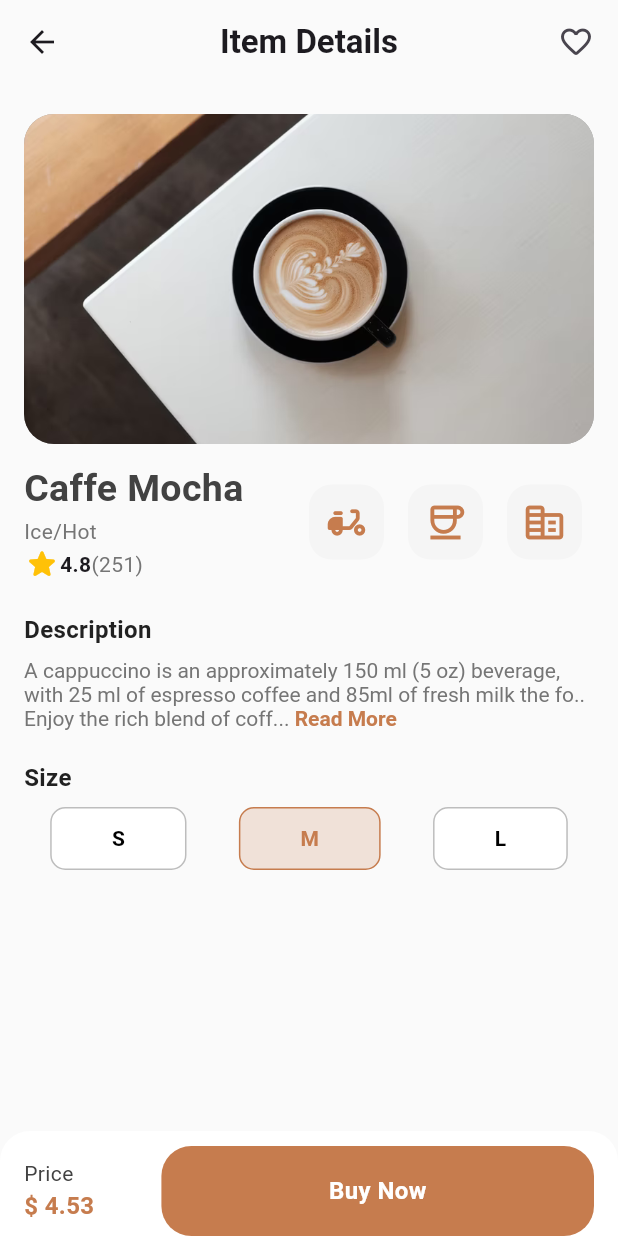
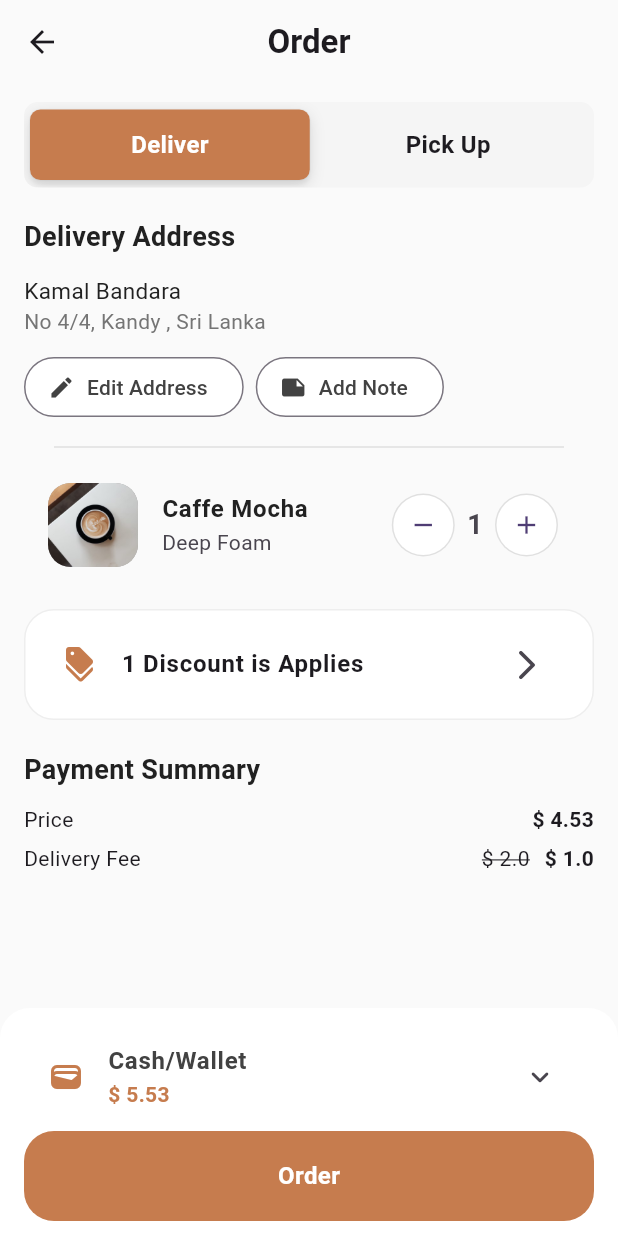
Before and after one commit to VishishtaDilsara/coffee-shop-mobile-app, a Flutter app: the ItemViewScreen screen opened directly, after a tap on "Buy Now", on a phone screen of 412 x 824 dp. Run offline on Flutter 3.47's test engine with Material 3 defaults, Android fonts, the phone set to English and light mode, and no system bars.

Commit message:
Order Screen created

```diff
--- a/lib/screens/item_view.dart
+++ b/lib/screens/item_view.dart
@@ -1,4 +1,5 @@
 import 'package:coffee_shop/components/custom_button.dart';
+import 'package:coffee_shop/screens/order_screen.dart';
 import 'package:coffee_shop/utils/custom_colors.dart';
 import 'package:flutter/material.dart';
 
@@ -64,7 +65,15 @@ class _ItemViewScreenState extends State<ItemViewScreen> {
                 ),
                 SizedBox(
                   width: size.width * 0.7,
-                  child: CustomButton(text: 'Buy Now', onTap: () {}),
+                  child: CustomButton(
+                    text: 'Buy Now',
+                    onTap: () {
+                      Navigator.push(
+                        context,
+                        MaterialPageRoute(builder: (context) => OrderScreen()),
+                      );
+                    },
+                  ),
                 ),
               ],
             ),
@@ -96,7 +105,7 @@ class _ItemViewScreenState extends State<ItemViewScreen> {
                   crossAxisAlignment: CrossAxisAlignment.start,
                   children: [
                     Text(
-                      'Caffe Mocha',
+                      'Caffe Mochad',
                       style: TextStyle(
                         fontWeight: FontWeight.bold,
                         fontSize: 25,
--- /dev/null
+++ b/lib/screens/order_screen.dart
@@ -0,0 +1,262 @@
+import 'package:coffee_shop/components/custom_button.dart';
+import 'package:coffee_shop/utils/custom_colors.dart';
+import 'package:flutter/cupertino.dart';
+import 'package:flutter/material.dart';
+
+class OrderScreen extends StatefulWidget {
+  const OrderScreen({super.key});
+
+  @override
+  State<OrderScreen> createState() => _OrderScreenState();
+}
+
+class _OrderScreenState extends State<OrderScreen> {
+  @override
+  Widget build(BuildContext context) {
+    return Scaffold(
+      backgroundColor: Colors.grey.shade50,
+      appBar: AppBar(
+        backgroundColor: Colors.grey.shade50,
+        title: Text('Order', style: TextStyle(fontWeight: FontWeight.bold)),
+        centerTitle: true,
+      ),
+      bottomNavigationBar: Container(
+        padding: EdgeInsets.only(top: 10, bottom: 10),
+        decoration: BoxDecoration(
+          color: Colors.white,
+          borderRadius: BorderRadius.only(
+            topLeft: Radius.circular(20),
+            topRight: Radius.circular(20),
+          ),
+        ),
+        child: SafeArea(
+          child: Padding(
+            padding: const EdgeInsets.symmetric(horizontal: 16),
+            child: Column(
+              mainAxisSize: MainAxisSize.min,
+              children: [
+                ListTile(
+                  leading: Icon(Icons.wallet, color: CustomColors.primaryColor),
+                  title: Text(
+                    'Cash/Wallet',
+                    style: TextStyle(
+                      fontWeight: FontWeight.bold,
+                      color: Colors.grey.shade800,
+                    ),
+                  ),
+                  subtitle: Text(
+                    '\$ 5.53',
+                    style: TextStyle(
+                      color: CustomColors.primaryColor,
+                      fontWeight: FontWeight.bold,
+                    ),
+                  ),
+                  trailing: Icon(Icons.keyboard_arrow_down_rounded),
+                ),
+                CustomButton(text: 'Order', onTap: () {}),
+              ],
+            ),
+          ),
+        ),
+      ),
+      body: Padding(
+        padding: const EdgeInsets.symmetric(horizontal: 16, vertical: 12),
+        child: Column(
+          crossAxisAlignment: CrossAxisAlignment.start,
+          children: [
+            SizedBox(
+              width: double.infinity,
+              child: CupertinoSlidingSegmentedControl(
+                padding: EdgeInsetsGeometry.all(5),
+                thumbColor: CustomColors.primaryColor,
+                groupValue: 0,
+                backgroundColor: Colors.grey.shade100,
+                children: {
+                  0: Padding(
+                    padding: EdgeInsetsGeometry.symmetric(vertical: 12),
+                    child: Text(
+                      'Deliver',
+                      style: TextStyle(
+                        color: Colors.white,
+                        fontWeight: FontWeight.bold,
+                        fontSize: 16,
+                      ),
+                    ),
+                  ),
+                  1: Text(
+                    'Pick Up',
+                    style: TextStyle(fontWeight: FontWeight.w600, fontSize: 16),
+                  ),
+                },
+                onValueChanged: (value) {},
+              ),
+            ),
+            SizedBox(height: 20),
+            Text(
+              'Delivery Address',
+              style: TextStyle(
+                color: Colors.grey.shade900,
+                fontWeight: FontWeight.w600,
+                fontSize: 18,
+              ),
+            ),
+            SizedBox(height: 12),
+            Text(
+              'Kamal Bandara',
+              style: TextStyle(color: Colors.grey.shade900, fontSize: 15),
+            ),
+            Text(
+              'No 4/4, Kandy , Sri Lanka',
+              style: TextStyle(color: Colors.grey.shade600),
+            ),
+            SizedBox(height: 10),
+            Row(
+              children: [
+                OutlinedButton.icon(
+                  onPressed: () {},
+                  label: Text(
+                    'Edit Address',
+                    style: TextStyle(color: Colors.grey.shade800),
+                  ),
+                  icon: Icon(Icons.edit, color: Colors.grey.shade800),
+                  style: ButtonStyle(
+                    backgroundColor: WidgetStatePropertyAll(Colors.white),
+                  ),
+                ),
+                SizedBox(width: 8),
+                OutlinedButton.icon(
+                  onPressed: () {},
+                  label: Text(
+                    'Add Note',
+                    style: TextStyle(color: Colors.grey.shade800),
+                  ),
+                  icon: Icon(Icons.note, color: Colors.grey.shade800),
+                  style: ButtonStyle(
+                    backgroundColor: WidgetStatePropertyAll(Colors.white),
+                  ),
+                ),
+              ],
+            ),
+            Padding(
+              padding: const EdgeInsets.symmetric(horizontal: 20, vertical: 8),
+              child: Divider(color: Colors.grey.shade300),
+            ),
+            ListTile(
+              leading: Container(
+                height: 60,
+                width: 60,
+                decoration: BoxDecoration(
+                  color: Colors.grey,
+                  borderRadius: BorderRadius.circular(15),
+                  image: DecorationImage(
+                    image: AssetImage('assets/images/1.png'),
+                    fit: BoxFit.cover,
+                  ),
+                ),
+              ),
+              title: Text(
+                'Caffe Mocha',
+                style: TextStyle(
+                  color: Colors.grey.shade900,
+                  fontWeight: FontWeight.bold,
+                ),
+              ),
+              subtitle: Text('Deep Foam'),
+              trailing: Row(
+                mainAxisSize: MainAxisSize.min,
+                children: [
+                  CircleAvatar(
+                    backgroundColor: Colors.grey.shade300,
+                    radius: 21,
+                    child: CircleAvatar(
+                      radius: 20,
+                      backgroundColor: Colors.white,
+                      child: Icon(Icons.remove, size: 20),
+                    ),
+                  ),
+                  Padding(
+                    padding: const EdgeInsets.all(8.0),
+                    child: Text(
+                      '1',
+                      style: TextStyle(
+                        fontWeight: FontWeight.bold,
+                        fontSize: 18,
+                      ),
+                    ),
+                  ),
+                  CircleAvatar(
+                    backgroundColor: Colors.grey.shade300,
+                    radius: 21,
+                    child: CircleAvatar(
+                      radius: 20,
+                      backgroundColor: Colors.white,
+                      child: Icon(Icons.add, size: 20),
+                    ),
+                  ),
+                ],
+              ),
+            ),
+            SizedBox(height: 20),
+            Container(
+              padding: EdgeInsets.all(8),
+              decoration: BoxDecoration(
+                color: Colors.white,
+                borderRadius: BorderRadius.all(Radius.circular(20)),
+                border: Border.all(color: Colors.grey.shade200),
+              ),
+              child: ListTile(
+                leading: Icon(
+                  Icons.discount_rounded,
+                  color: CustomColors.primaryColor,
+                ),
+                title: Text(
+                  '1 Discount is Applies',
+                  style: TextStyle(fontWeight: FontWeight.w600),
+                ),
+                trailing: Icon(Icons.arrow_forward_ios_rounded),
+              ),
+            ),
+            SizedBox(height: 20),
+            Text(
+              'Payment Summary',
+              style: TextStyle(
+                color: Colors.grey.shade900,
+                fontWeight: FontWeight.w600,
+                fontSize: 18,
+              ),
+            ),
+            SizedBox(height: 10),
+            Row(
+              mainAxisAlignment: MainAxisAlignment.spaceBetween,
+              children: [
+                Text('Price'),
+                Text('\$ 4.53', style: TextStyle(fontWeight: FontWeight.bold)),
+              ],
+            ),
+            SizedBox(height: 6),
+            Row(
+              mainAxisAlignment: MainAxisAlignment.spaceBetween,
+              children: [
+                Text('Delivery Fee'),
+                Row(
+                  mainAxisSize: MainAxisSize.min,
+                  children: [
+                    Text(
+                      '\$ 2.0',
+                      style: TextStyle(decoration: TextDecoration.lineThrough),
+                    ),
+                    SizedBox(width: 10),
+                    Text(
+                      '\$ 1.0',
+                      style: TextStyle(fontWeight: FontWeight.bold),
+                    ),
+                  ],
+                ),
+              ],
+            ),
+          ],
+        ),
+      ),
+    );
+  }
+}
```
